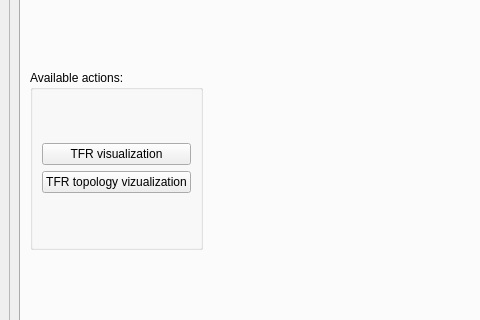
This is hoksotin/ui/qt4Designer/UIehdotus12.ui in cibr-jyu/meggie as Qt 5 draws it before an edit; both pictures show x 0 to 480 and y 267 to 587 of the 973 by 805 pixel window. The edited form follows.
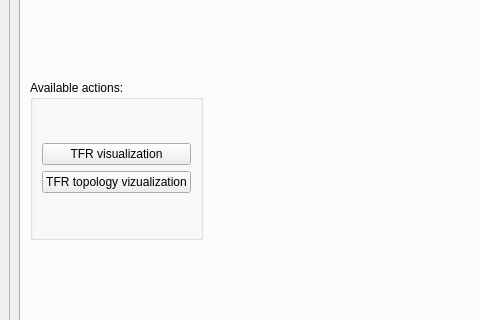
This is the edited form.

Commit message: pääikkunan säätö 2

Patch:
```diff
--- a/hoksotin/ui/qt4Designer/UIehdotus12.ui
+++ b/hoksotin/ui/qt4Designer/UIehdotus12.ui
@@ -709,7 +709,7 @@
                 <property name="maximumSize">
                  <size>
                   <width>500</width>
-                  <height>180</height>
+                  <height>160</height>
                  </size>
                 </property>
                 <property name="title">
```
The commit also changes 2 other files.
